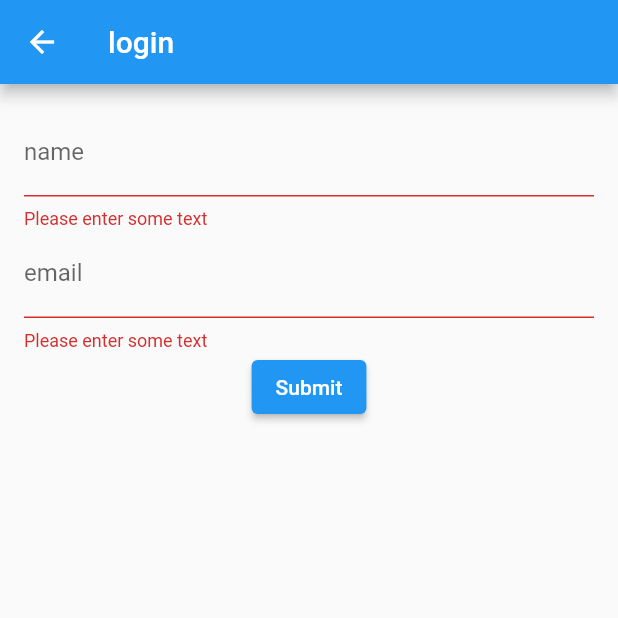
After one commit to tsukamoto1783/flutter_sample, a Flutter app: the TextFormFieldSample2 screen opened directly, after a tap on "Submit", on a phone screen of 412 x 824 dp, the top half of it. The commit adds this screen. Run offline on Flutter 3.47's test engine with Material 2 defaults, Android fonts, the phone set to English and light mode, and no system bars; our stand-ins replace dropdown_button2, firebase_core, fl_chart, flutter_hooks, flutter_riverpod, hooks_riverpod and 1 more; accounts and stored records are empty.

Commit message:
feat: TextFormFieldサンプル

```diff
--- a/lib/main.dart
+++ b/lib/main.dart
@@ -15,6 +15,7 @@ import 'presentation/test_widget/dropdown1.dart';
 import 'presentation/test_widget/dropdown2.dart';
 import 'presentation/test_widget/macos_doc.dart';
 import 'presentation/test_widget/mouseRegion.dart';
+import 'presentation/test_widget/textFormFiled/textFormFieldHome.dart';
 
 void main() {
   runApp(
@@ -73,6 +74,9 @@ class Home extends StatelessWidget {
             TextBtnNextPage(
                 btn_text: "MacOsInspired", page_name: MacOsInspiredDoc()),
             TextBtnNextPage(btn_text: "mouseRegion", page_name: mouseRegion()),
+            TextBtnNextPage(
+                btn_text: "TextFormField",
+                page_name: const TextFormFieldHome()),
           ],
         ),
       ),
--- /dev/null
+++ b/lib/presentation/test_widget/textFormFiled/textFormField2.dart
@@ -0,0 +1,84 @@
+import 'package:flutter/material.dart';
+
+/// GlobalKey + TextFormFiled複数
+/// StatefulでもStatelessでも動作は一緒
+class TextFormFieldSample2 extends StatefulWidget {
+  const TextFormFieldSample2({Key? key}) : super(key: key);
+
+  @override
+  State<TextFormFieldSample2> createState() => _TextFormFieldSampleState();
+}
+
+class _TextFormFieldSampleState extends State<TextFormFieldSample2> {
+  // Formウィジェットを一意に識別するためのグローバルキーを作成。フォームのバリデーション等を可能に。
+  final GlobalKey<FormState> _formKey = GlobalKey<FormState>();
+
+  @override
+  Widget build(BuildContext context) {
+    return Scaffold(
+      appBar: AppBar(
+        title: const Text('login'),
+      ),
+      body: Padding(
+        padding: const EdgeInsets.all(16.0),
+        child: Form(
+          key: _formKey,
+          child: Column(
+            children: [
+              TextFormField(
+                decoration: const InputDecoration(
+                  labelText: 'name',
+                  hintText: 'Enter your name',
+                ),
+                validator: (value) {
+                  // _formKey.currentState!.validate()が実行された時に呼び出される
+                  if (value == null || value.isEmpty) {
+                    return 'Please enter some text';
+                  }
+                  return null;
+                },
+                onSaved: (value) {
+                  // _formKey.currentState?.save()が実行されたときに呼び出される
+                  print('The saved name is $value');
+                },
+              ),
+              TextFormField(
+                decoration: const InputDecoration(
+                  labelText: 'email',
+                  hintText: 'Enter your email',
+                ),
+                validator: (value) {
+                  // _formKey.currentState!.validate()が実行された時に呼び出される
+                  if (value == null || value.isEmpty) {
+                    return 'Please enter some text';
+                  }
+                  return null;
+                },
+                onSaved: (value) {
+                  // _formKey.currentState?.save()が実行されたときに呼び出される
+                  print('The saved email is $value');
+                },
+              ),
+              ElevatedButton(
+                child: const Text('Submit'),
+                onPressed: () {
+                  // TextFormFieldのvalidatorで指定したバリデーションを確認し、エラーが無ければtrueを返す
+                  // MEMO：Formウィジェットに一意のGlobalKeyを指定しているので、「_formKey.currentState」を使用すると、Form配下の全てのフォームが対象に。
+                  if (_formKey.currentState!.validate()) {
+                    // フォームの状態を保存して、TextFormFieldのonSavedを呼び出し
+                    // Form配下の全てのフォームのonSaveプロパティが対象
+                    _formKey.currentState?.save();
+
+                    ScaffoldMessenger.of(context).showSnackBar(
+                      const SnackBar(content: Text('Processing Data')),
+                    );
+                  }
+                },
+              ),
+            ],
+          ),
+        ),
+      ),
+    );
+  }
+}
--- /dev/null
+++ b/lib/presentation/test_widget/textFormFiled/textFormFieldHome.dart
@@ -0,0 +1,39 @@
+import 'package:flutter/material.dart';
+import 'package:flutter_practice/main.dart';
+import 'package:flutter_practice/presentation/test_widget/textFormFiled/textFormField1.dart';
+import 'package:flutter_practice/presentation/test_widget/textFormFiled/textFormField2.dart';
+import 'package:flutter_practice/presentation/test_widget/textFormFiled/textFormField3.dart';
+
+// 画面遷移をする部分のコード
+class TextFormFieldHome extends StatelessWidget {
+  const TextFormFieldHome({Key? key}) : super(key: key);
+
+  @override
+  Widget build(BuildContext context) {
+    return Scaffold(
+      appBar: AppBar(
+        title: const Text('login'),
+      ),
+      body: Center(
+        child: SingleChildScrollView(
+          child: Column(
+            children: [
+              TextBtnNextPage(
+                btn_text: "TextFormField1",
+                page_name: const TextFormFieldSample1(),
+              ),
+              TextBtnNextPage(
+                btn_text: "TextFormField2",
+                page_name: const TextFormFieldSample2(),
+              ),
+              TextBtnNextPage(
+                btn_text: "TextFormField3",
+                page_name: TextFormFieldSample3(),
+              ),
+            ],
+          ),
+        ),
+      ),
+    );
+  }
+}
```
Also changed, not shown: lib/presentation/test_widget/textFormFiled/textFormField1.dart (added, +65 -0 lines).
